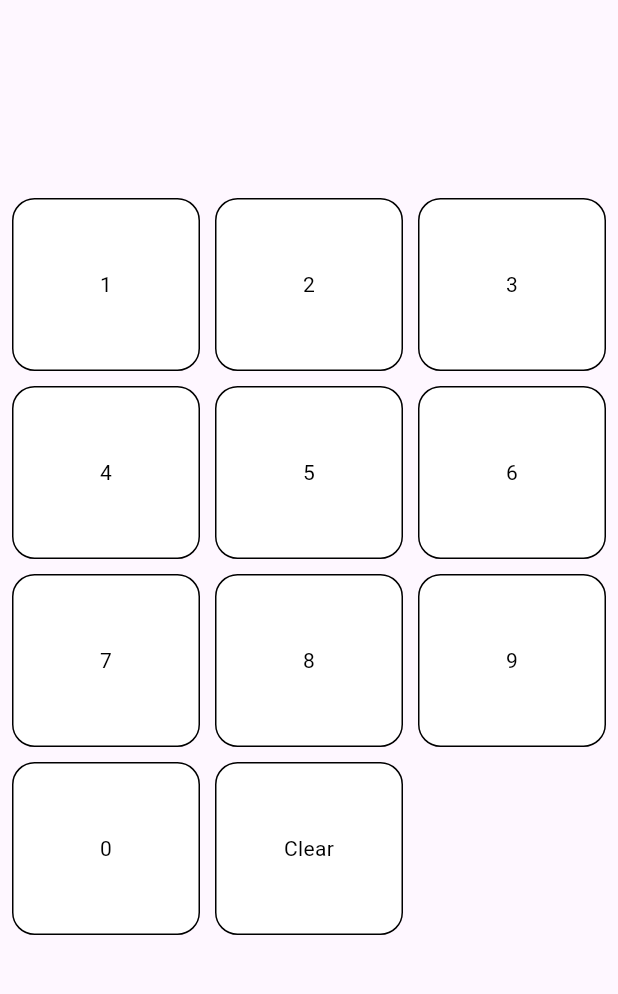
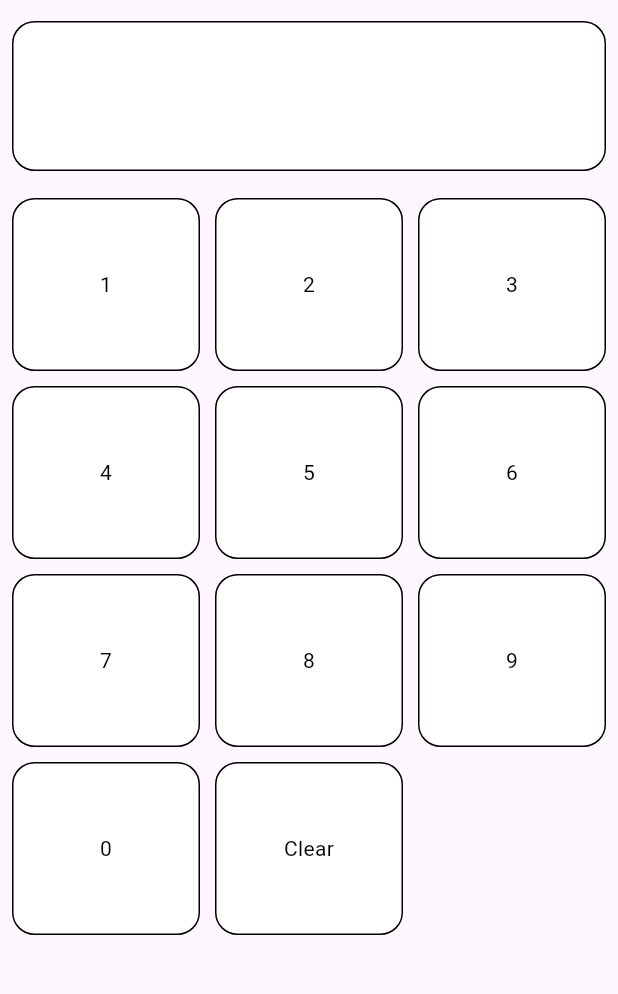
Before and after one commit to arpit-arora-mp/calculator_poonawala, a Flutter app: the screen it shows after launch, on a phone screen of 412 x 824 dp, the part 63-1057 px from its top. Run offline on Flutter 3.47's test engine with Material 2 defaults, Android fonts, the phone set to English and light mode, and no system bars; our stand-ins replace get.

```diff
--- a/lib/main.dart
+++ b/lib/main.dart
@@ -1,4 +1,8 @@
 import 'package:flutter/material.dart';
+import 'package:get/get.dart';
+import 'package:get/get_core/src/get_main.dart';
+
+import 'main_controller.dart';
 // By Arpit
 // Just Created a simple UI for calculator with 0-9 button and clear button for entering things.
 
@@ -44,12 +48,12 @@ class MyHomePage extends StatefulWidget {
 
 class _MyHomePageState extends State<MyHomePage> {
   List<dynamic> text = [1,2,3,4,5,6,7,8,9,0,"Clear"];
-  String calcText = "";
 
+  final controller = Get.put(MainController());
 
   void _clearTextView() {
     setState(() {
-      calcText = "";
+      controller.calcText = "".obs;
     });
   }
 
@@ -65,9 +69,17 @@ class _MyHomePageState extends State<MyHomePage> {
         crossAxisAlignment: CrossAxisAlignment.start,
         children: [
           Container(
+            margin: EdgeInsets.only(left: 8,right: 8),
+            decoration: BoxDecoration(
+                color: Colors.white,
+                border: Border.all(width: 1),
+                borderRadius: BorderRadius.circular(15)),
               height: 100,
-              child: Text(calcText,style: TextStyle(color: Colors.black,height: 10),)),
-          Expanded(
+              width: double.infinity,
+              child:   Obx(() => Text(controller.calcText.value,style: TextStyle(color: Colors.black,height: 10),),
+              ),
+          ),
+                     Expanded(
             child: Padding(
               padding: const EdgeInsets.all(8.0),
               // implement GridView.builder
@@ -88,15 +100,14 @@ class _MyHomePageState extends State<MyHomePage> {
 
                           child: Text(text[index].toString(),style: TextStyle(color: Colors.black),),
                         onTap: (){
-                          setState(() {
+                            debugPrint("ontap");
+
                             if(text[index].toString() == "Clear"){
                               _clearTextView();
                             }else{
-                              debugPrint("data " + index.toString() + " some" + text[index].toString());
-                              calcText =  calcText+text[index].toString();
+                              debugPrint("update");
+                             controller.setText(text[index].toString());
                             }
-
-                          });
 
                         },),
                     );
--- /dev/null
+++ b/lib/main_controller.dart
@@ -0,0 +1,14 @@
+
+
+import 'package:get/get.dart';
+import 'package:get/get_state_manager/src/simple/get_controllers.dart';
+
+class MainController extends GetxController {
+  RxString calcText = "".obs;
+
+  void setText(String text ){
+    calcText.value = text+calcText.value;
+    update();
+
+  }
+}
--- a/pubspec.yaml
+++ b/pubspec.yaml
@@ -35,6 +35,8 @@ dependencies:
   # The following adds the Cupertino Icons font to your application.
   # Use with the CupertinoIcons class for iOS style icons.
   cupertino_icons: ^1.0.2
+  rxdart: ^0.27.7
+  get: ^4.6.5
 
 dev_dependencies:
   flutter_test:
```
Also changed, not shown: pubspec.lock, 3 other files.
